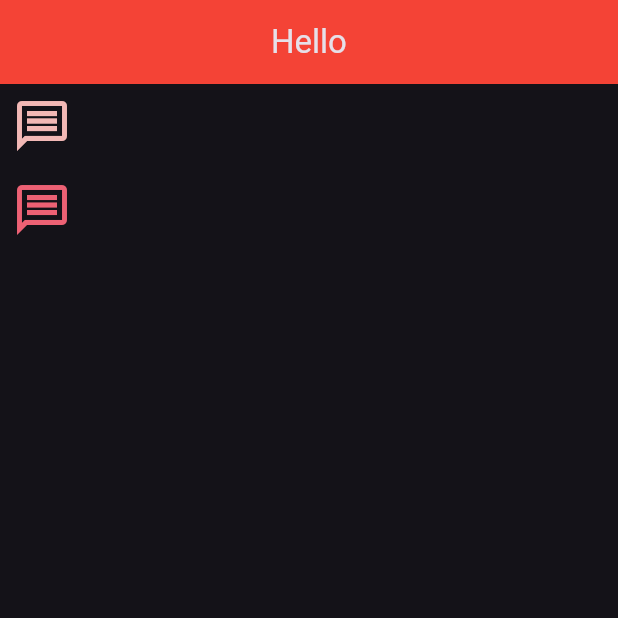
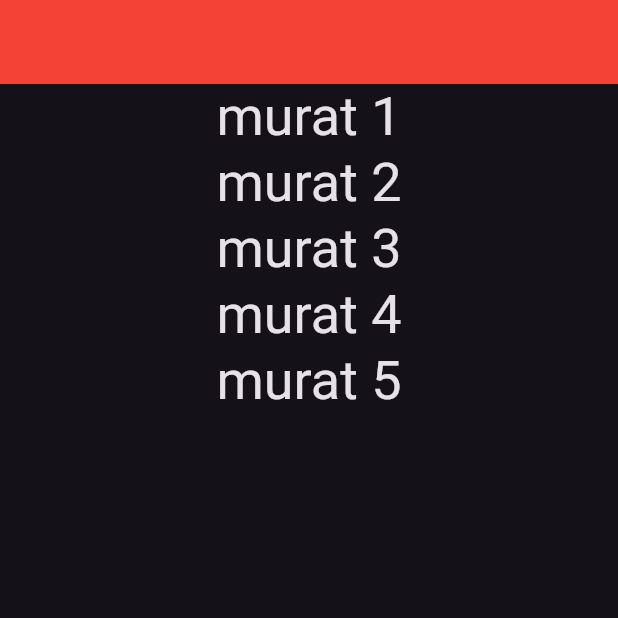
Before and after one commit to muratalarcin/Flutter_Learn, a Flutter app: the screen it shows after launch, on a phone screen of 412 x 824 dp, the top half of it. Run offline on Flutter 3.47's test engine with Material 3 defaults, Android fonts, the phone set to English and light mode, and no system bars.

Commit message:
stateless widget learn

```diff
--- a/lib/101/app_bar_learn.dart
+++ b/lib/101/app_bar_learn.dart
@@ -3,7 +3,7 @@ import 'package:flutter/services.dart';
 
 class AppBarLearnView extends StatelessWidget {
   const AppBarLearnView({super.key});
-  final String _title = 'Welcome Learn';
+  //final String _title = 'Welcome Learn';
   @override
   Widget build(BuildContext context) {
     return Scaffold(
--- /dev/null
+++ b/lib/101/stateless_learn.dart
@@ -0,0 +1,64 @@
+import 'package:flutter/material.dart';
+
+class StatelessLearn extends StatelessWidget {
+  @override
+  Widget build(BuildContext context) {
+    return Scaffold(
+      appBar: AppBar(),
+      body: const Column(
+        children: [
+          TitleTextWidget(
+            text: 'murat 1',
+          ),
+          TitleTextWidget(
+            text: 'murat 2',
+          ),
+          TitleTextWidget(
+            text: 'murat 3',
+          ),
+          TitleTextWidget(
+            text: 'murat 4',
+          ),
+          TitleTextWidget(
+            text: 'murat 5',
+          ),
+          _CustomContainer(),
+          _EmtyBox()
+        ],
+      ),
+    );
+  }
+}
+
+class _EmtyBox extends StatelessWidget {
+  const _EmtyBox();
+
+  @override
+  Widget build(BuildContext context) {
+    return const SizedBox(
+      height: 10,
+    );
+  }
+}
+
+class _CustomContainer extends StatelessWidget {
+  const _CustomContainer({
+    super.key,
+  });
+
+  @override
+  Widget build(BuildContext context) {
+    return Container(
+      decoration: BoxDecoration(borderRadius: BorderRadius.circular(20), color: Colors.red),
+    );
+  }
+}
+
+class TitleTextWidget extends StatelessWidget {
+  const TitleTextWidget({super.key, this.text});
+  final String? text;
+  @override
+  Widget build(BuildContext context) {
+    return Text(text!, style: Theme.of(context).textTheme.displaySmall);
+  }
+}
--- a/lib/main.dart
+++ b/lib/main.dart
@@ -1,5 +1,5 @@
 import 'package:flutter/material.dart';
-import 'package:flutter_application_first/101/icon_learn.dart';
+import 'package:flutter_application_first/101/stateless_learn.dart';
 
 void main() {
   runApp(const MyApp());
@@ -21,7 +21,7 @@ class MyApp extends StatelessWidget {
         backgroundColor: Colors.red,
         elevation: 0,
       )),
-      home: IconLearnView(),
+      home: StatelessLearn(),
     );
   }
 }
```
Also changed, not shown: lib/101/color_learn.dart (added, +18 -0 lines).
